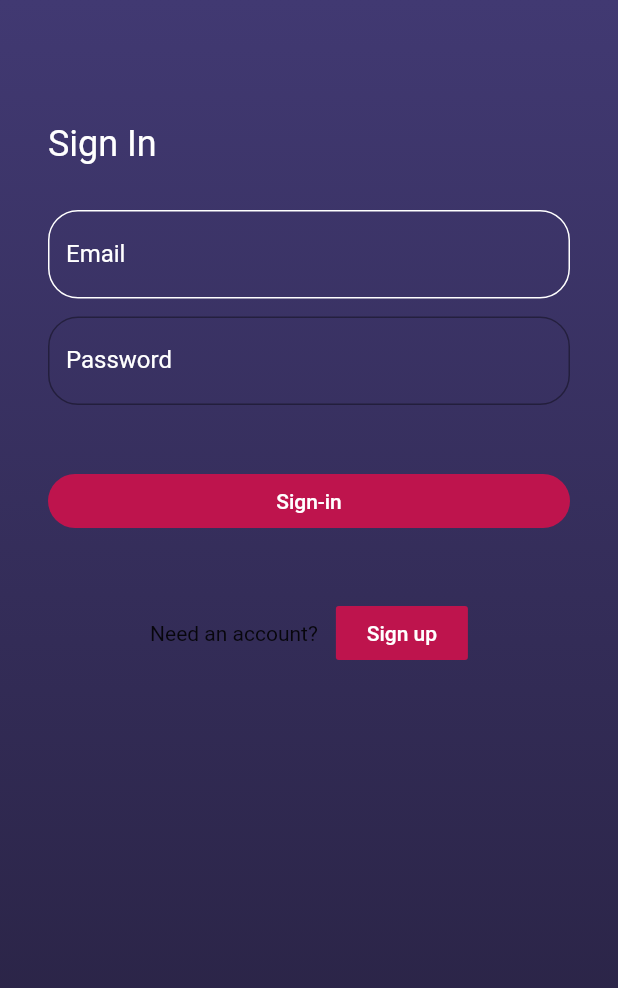
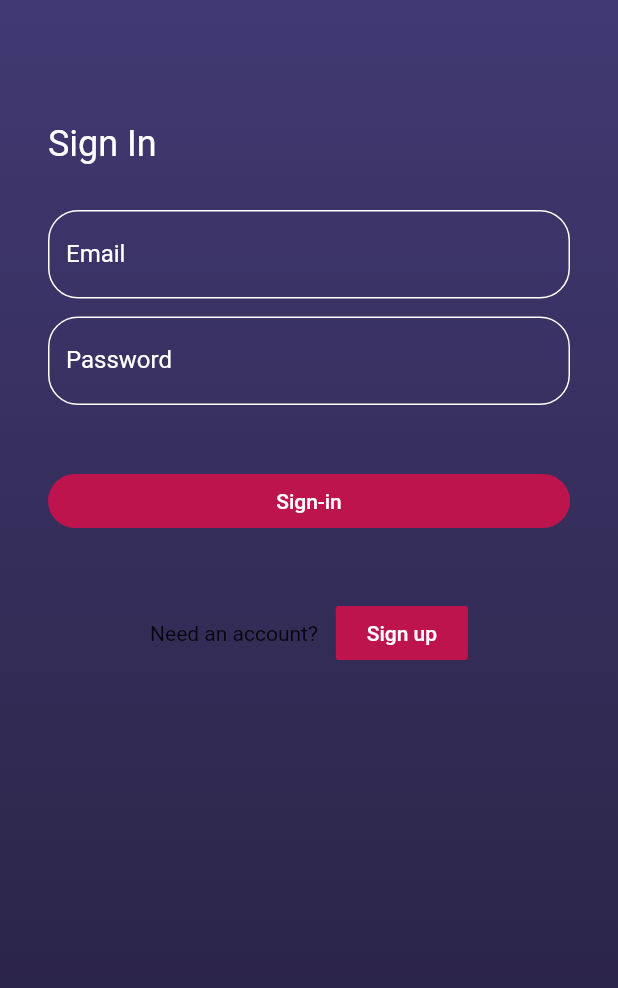
Before and after one commit to Germanins6/Mobile-devices, a Flutter app: the screen it shows after launch, on a phone screen of 412 x 824 dp. Shown: the top 988 px of the screen. Run offline on Flutter 3.47's test engine with Material 2 defaults, Android fonts, the light colour scheme and no system bars; our stand-ins replace firebase_auth, firebase_core; accounts and stored records are empty.

Commit message:
text input fields formated

```diff
--- a/bmw_design/lib/sign_in_flow/screens/sign_in_screen.dart
+++ b/bmw_design/lib/sign_in_flow/screens/sign_in_screen.dart
@@ -50,7 +50,7 @@ class _SignInScreenState extends State<SignInScreen> {
     }
     ScaffoldMessenger.of(context).showSnackBar(SnackBar(
       content: Text(message),
-      backgroundColor: Colors.red,
+      backgroundColor: Color(0xFFBE144D),
     ));
   }
 
@@ -111,6 +111,9 @@ class _SignInScreenState extends State<SignInScreen> {
                 ),
                 SizedBox(height: 30),
                 TextField(
+                  style: TextStyle(
+                    color: Colors.white,
+                  ),
                   controller: _email,
                   decoration: InputDecoration(
                     focusedBorder: OutlineInputBorder(
@@ -129,7 +132,7 @@ class _SignInScreenState extends State<SignInScreen> {
                       borderSide: BorderSide(
                         color: Colors.white,
                       ),
-                      borderRadius: BorderRadius.all(Radius.circular(20)),
+                      borderRadius: BorderRadius.all(Radius.circular(10)),
                     ),
                     labelText: 'Email',
                     labelStyle: TextStyle(
@@ -140,11 +143,26 @@ class _SignInScreenState extends State<SignInScreen> {
                 ),
                 SizedBox(height: 12),
                 TextField(
+                  style: TextStyle(
+                    color: Colors.white,
+                  ),
                   controller: _password,
                   obscureText: true,
                   decoration: InputDecoration(
+                    focusedBorder: OutlineInputBorder(
+                      borderSide: BorderSide(
+                        color: Colors.white,
+                      ),
+                      borderRadius: BorderRadius.all(Radius.circular(20)),
+                    ),
+                    enabledBorder: OutlineInputBorder(
+                      borderSide: BorderSide(
+                        color: Colors.white,
+                      ),
+                      borderRadius: BorderRadius.all(Radius.circular(20)),
+                    ),
                     border: OutlineInputBorder(
-                      borderRadius: BorderRadius.all(Radius.circular(20)),
+                      borderRadius: BorderRadius.all(Radius.circular(10)),
                     ),
                     labelText: 'Password',
                     labelStyle: TextStyle(
```
